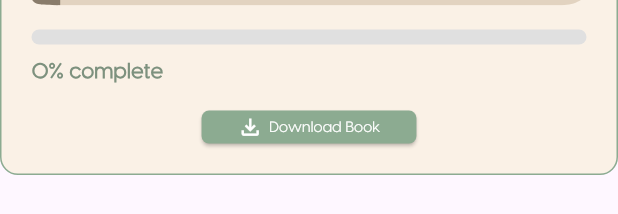
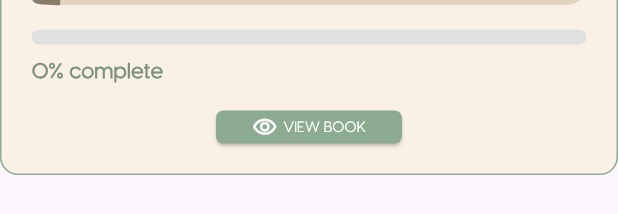
Before and after one commit to RaihanRafi01/Alwways, a Flutter app: the BookCard widget shown alone on an empty page, opened directly with empty values, on a phone screen of 412 x 824 dp. Shown: the part 500-714 px from the top of the screen. Run offline on Flutter 3.47's test engine with Material 3 defaults, Android fonts, the phone set to English and light mode, and no system bars; our stand-ins replace flutter_secure_storage, flutter_svg, geolocator, get, image_picker, intl_phone_field and 7 more; missing offline and left inert: gif; accounts and stored records are empty; network calls fail.

Commit message:
fix 17 th april

```diff
--- a/lib/widgets/book/bookCard.dart
+++ b/lib/widgets/book/bookCard.dart
@@ -309,15 +309,24 @@ class BookCard extends StatelessWidget {
           const SizedBox(height: 16),
           BookProgressBar(progress: progress),
           const SizedBox(height: 16),
-          if (progress != 100 && !isEpisode)
+          if (!isEpisode) // Only show button for books, not episodes
             Align(
               alignment: Alignment.center,
               child: SizedBox(
                 height: 22,
                 child: ElevatedButton(
                   onPressed: () async {
-                    print('Download Book button pressed for bookId: $bookId');
-                    await _generateAndOpenPdf(bookId);
+                    print('${progress == 100 ? "Download" : "View"} Book button pressed for bookId: $bookId');
+                    if (progress == 100) {
+                      await _generateAndOpenPdf(bookId);
+                    } else {
+                      // Placeholder for "View Book" logic
+                      // Replace this with the actual logic to display the book
+                      print('View Book action for bookId: $bookId');
+                      Get.snackbar('Info', 'View Book functionality to be implemented');
+                      // Example: Navigate to a book viewer screen
+                      // Navigator.push(context, MaterialPageRoute(builder: (context) => BookViewerScreen(bookId: bookId)));
+                    }
                   },
                   style: ElevatedButton.styleFrom(
                     backgroundColor: AppColors.appColor,
@@ -326,10 +335,14 @@ class BookCard extends StatelessWidget {
                   child: Row(
                     mainAxisSize: MainAxisSize.min,
                     children: [
-                      const Icon(Icons.file_download_outlined, size: 17, color: Colors.white),
+                      Icon(
+                        progress == 100 ? Icons.file_download_outlined : Icons.visibility_outlined,
+                        size: 17,
+                        color: Colors.white,
+                      ),
                       const SizedBox(width: 4),
                       Text(
-                        "download_book".tr,
+                        progress == 100 ? "download_book".tr : "view_book".tr,
                         style: const TextStyle(fontSize: 10, color: Colors.white),
                       ),
                     ],
```
